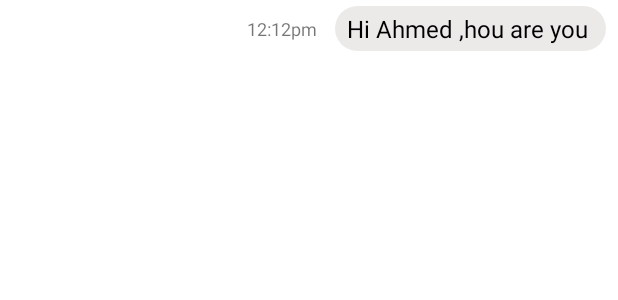
After one commit to khaldi-abdarhmane/messenger, an Android app: the layout item_text_message.xml on its own in the app's theme, with its tools: preview values and no code run, on a phone screen of 412 x 824 dp. The commit adds this screen. Shown: the top 300 px of the screen. Run offline under Robolectric (Android 15) with nearby library versions, the phone set to English and light mode, and no system bars.

Commit message:
7/9/2021

```diff
--- /dev/null
+++ b/app/src/main/res/layout/item_text_message.xml
@@ -0,0 +1,59 @@
+<?xml version="1.0" encoding="utf-8"?>
+<androidx.constraintlayout.widget.ConstraintLayout
+
+    xmlns:android="http://schemas.android.com/apk/res/android"
+    xmlns:app="http://schemas.android.com/apk/res-auto"
+    android:layout_width="match_parent"
+    android:layout_height="wrap_content"
+    android:layout_marginTop="4dp"
+    android:layout_marginBottom="4dp"
+    android:layout_marginStart="8dp"
+    android:layout_marginEnd="8dp"
+
+    >
+
+    <FrameLayout
+        android:id="@+id/Message_root"
+        android:layout_width="wrap_content"
+        android:layout_height="wrap_content"
+        android:layout_gravity="end"
+        android:background="@drawable/background_search_edit_text"
+        android:padding="4dp"
+
+
+        app:layout_constraintEnd_toEndOf="parent">
+
+
+        <TextView
+            android:id="@+id/text_view_message"
+            android:layout_width="wrap_content"
+            android:layout_height="wrap_content"
+            android:layout_gravity="end"
+            android:maxWidth="256dp"
+            android:paddingStart="4dp"
+            android:paddingEnd="4dp"
+
+            android:text="Hi Ahmed ,hou are you "
+            android:textAppearance="@style/Base.CardView"
+            android:textColor="@color/black"
+            android:textSize="16sp" />
+
+
+    </FrameLayout>
+
+    <TextView
+        android:id="@+id/text_view_time"
+        android:layout_width="wrap_content"
+        android:layout_height="wrap_content"
+        android:layout_gravity="bottom|end"
+        android:layout_marginEnd="8dp"
+        android:gravity="end"
+        android:paddingStart="4dp"
+        android:paddingEnd="4dp"
+        android:text="12:12pm"
+        android:textSize="12sp"
+        app:layout_constraintBottom_toBottomOf="parent"
+        app:layout_constraintEnd_toStartOf="@+id/Message_root"
+        app:layout_constraintTop_toTopOf="parent" />
+
+</androidx.constraintlayout.widget.ConstraintLayout>
--- /dev/null
+++ b/app/src/main/res/layout/recipient_item_text_message.xml
@@ -0,0 +1,6 @@
+<?xml version="1.0" encoding="utf-8"?>
+<androidx.constraintlayout.widget.ConstraintLayout
+    xmlns:android="http://schemas.android.com/apk/res/android" android:layout_width="match_parent"
+    android:layout_height="match_parent">
+
+</androidx.constraintlayout.widget.ConstraintLayout>
```
Also changed, not shown: app/src/main/java/com/khaldiAbadrhmane/messenger/ChatActivity.kt (+121 -2 lines), app/src/main/java/com/khaldiAbadrhmane/messenger/fragments/ChatFragment.kt (+6 -8 lines), app/src/main/java/com/khaldiAbadrhmane/messenger/model/TextMessage.kt (added, +14 -0 lines), app/src/main/java/com/khaldiAbadrhmane/messenger/recyclerview/TextMessageitem.kt (added, +25 -0 lines), app/src/main/res/layout/activity_chat.xml (+55 -46 lines).
